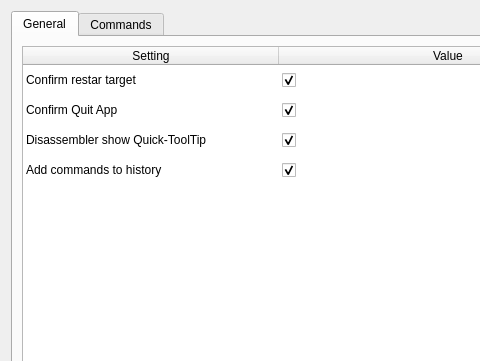
Above: resources/designer/settingsDialog.ui from jetedonner/pyLLDBGUI before the change; both pictures show x 0 to 480 and y 0 to 361 of the 640 by 480 pixel window. Below: the same form after it.
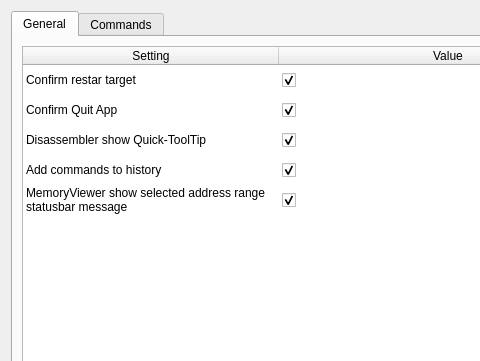
That is the form after the change. The open tabs and pages were chosen to show the change.

Commit message: Settings dialog and helper extended

The edit to the form file:
```diff
--- a/resources/designer/settingsDialog.ui
+++ b/resources/designer/settingsDialog.ui
@@ -61,6 +61,11 @@
            <string>Add commands to History</string>
           </property>
          </row>
+         <row>
+          <property name="text">
+           <string>MemoryViewer show selected address range statusbar message</string>
+          </property>
+         </row>
          <column>
           <property name="text">
            <string>Setting</string>
@@ -119,6 +124,22 @@
           </property>
          </item>
          <item row="3" column="1">
+          <property name="text">
+           <string/>
+          </property>
+          <property name="checkState">
+           <enum>Checked</enum>
+          </property>
+         </item>
+         <item row="4" column="0">
+          <property name="text">
+           <string>MemoryViewer show selected address range statusbar message</string>
+          </property>
+         </item>
+         <item row="4" column="1">
+          <property name="text">
+           <string/>
+          </property>
           <property name="checkState">
            <enum>Checked</enum>
           </property>
```
Left out of the diff: 2 changed lines with no effect on the pictures. The commit also changes 5 other files.
